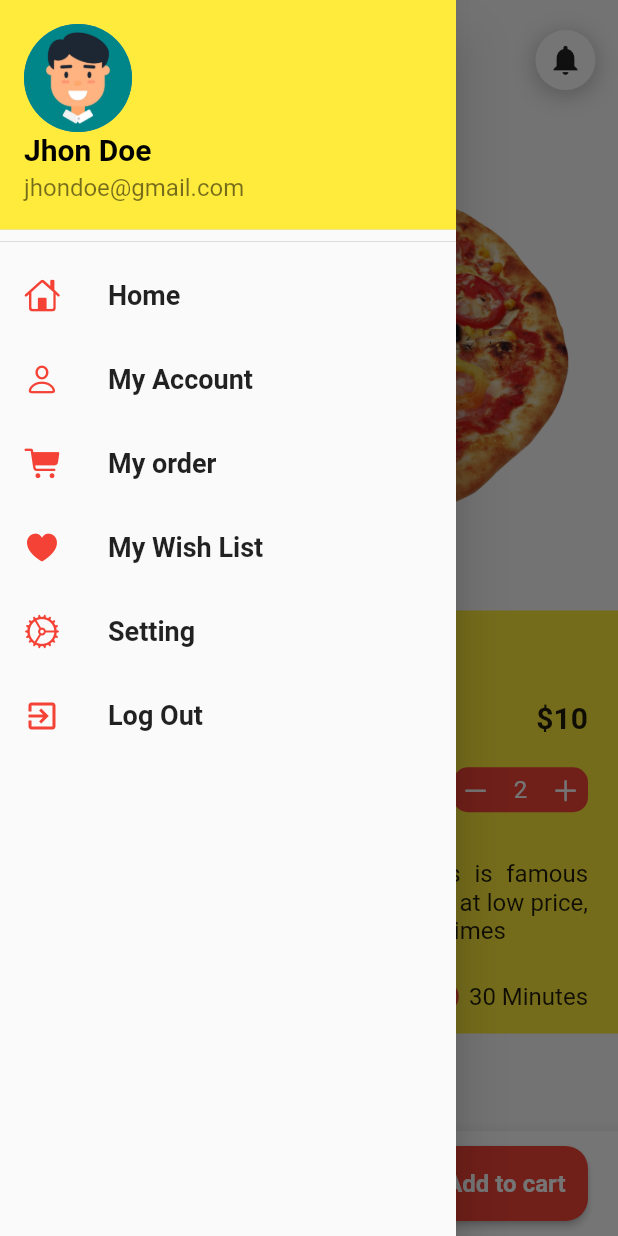
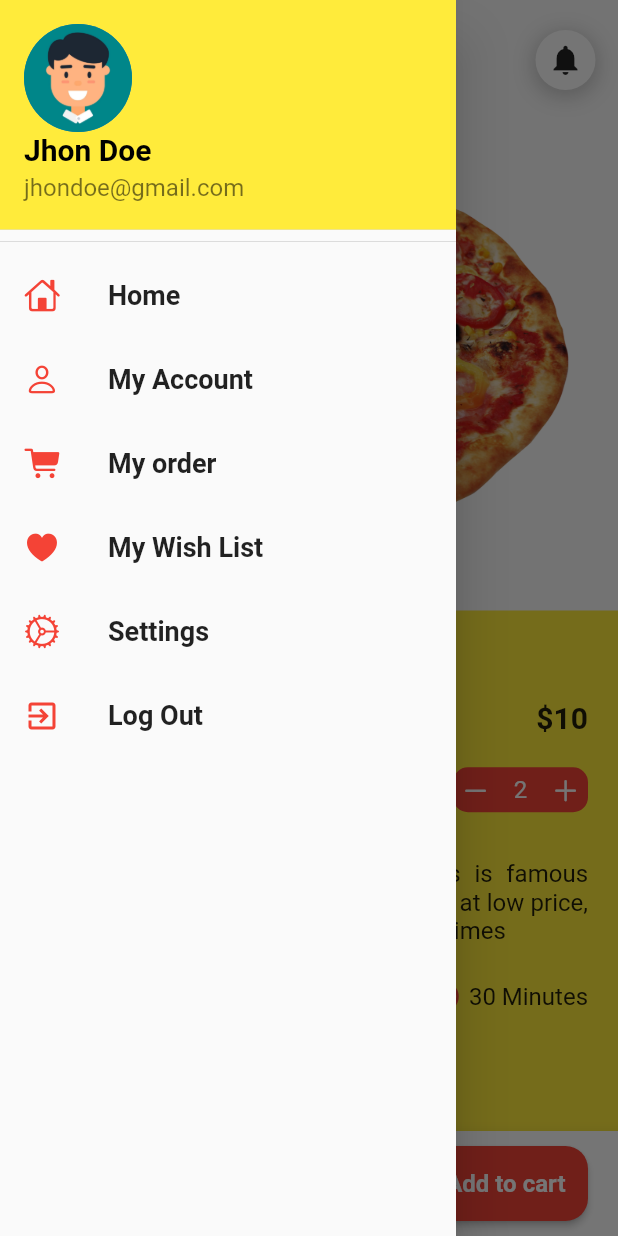
Before and after one commit to Abouzahid/Food-Order-UI-v01, a Flutter app: the ItemPage screen opened by its route, with the side drawer open, on a phone screen of 412 x 824 dp. Run offline on Flutter 3.47's test engine with Material 2 defaults, Android fonts, the phone set to English and light mode, and no system bars; drawn by our look-alikes of flutter_rating_bar; missing offline and left inert: clippy_flutter.

Commit message:
create all pages needes in this version

```diff
--- a/lib/Pages/HomePage.dart
+++ b/lib/Pages/HomePage.dart
@@ -65,7 +65,7 @@ class HomePage extends StatelessWidget{
                     ),
                   ),
                     Expanded(child: Container()),
-                  Icon(Icons.filter_list),
+
                 ],
                 ),
               ),
--- a/lib/Pages/ItemPage.dart
+++ b/lib/Pages/ItemPage.dart
@@ -29,6 +29,7 @@ class ItemPage extends StatelessWidget {
             child: Container(
               width: double.infinity,
               color: Colors.yellow,
+              height: 350,
               child:
               Padding(
                 padding: const EdgeInsets.symmetric(horizontal: 20),
--- a/lib/Widgets/DrawerWidget.dart
+++ b/lib/Widgets/DrawerWidget.dart
@@ -56,9 +56,7 @@ class  DrawerWiget extends StatelessWidget {
           ),
           GestureDetector(
             child: ListTile(
-              onTap: (){
-                Navigator.pushNamed(context, "myAccountPage");
-              },
+
               leading: Icon(
                 CupertinoIcons.person,
                 color: Colors.red,
@@ -113,7 +111,7 @@ class  DrawerWiget extends StatelessWidget {
                 color: Colors.red,
               ),
               title: Text(
-                "Setting",
+                "Settings",
                 style: TextStyle(
                   fontSize: 18,
                   fontWeight: FontWeight.bold,
--- a/lib/main.dart
+++ b/lib/main.dart
@@ -4,7 +4,6 @@ import 'package:food_order_v1/Pages/ItemPage.dart';
 import 'package:food_order_v1/Pages/LoginPage.dart';
 import 'package:food_order_v1/Pages/SignUpPage.dart';
 import 'Pages/HomePage.dart';
-import 'Pages/MyAccountPage.dart';
 import 'Pages/SettingsPage.dart';
 
 
@@ -28,7 +27,6 @@ class MyApp extends StatelessWidget {
         "cartPage": (context) => CartPage(),
         "homePage": (context) => HomePage(),
         "itemPage": (context) => ItemPage(),
-        "myAccountPage": (context) => MyAccountPage(),
         "settingsPage": (context) => SettingsPage(),
       },
     );
```
